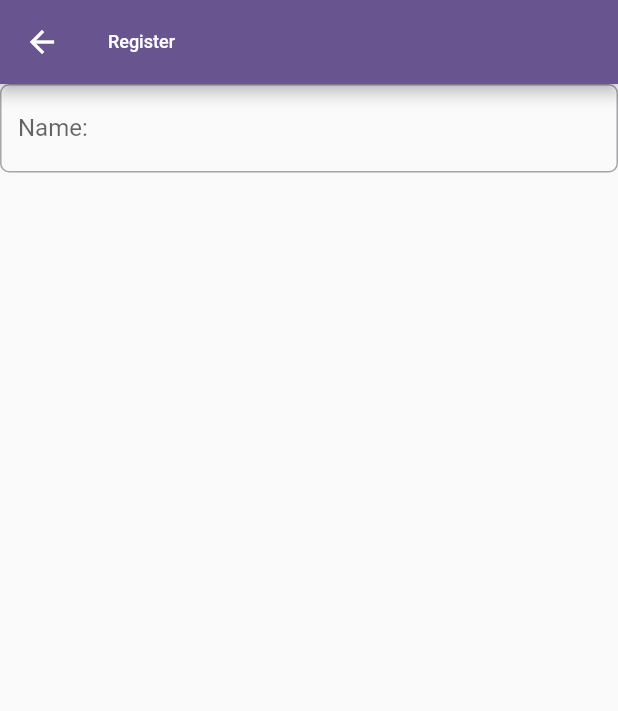
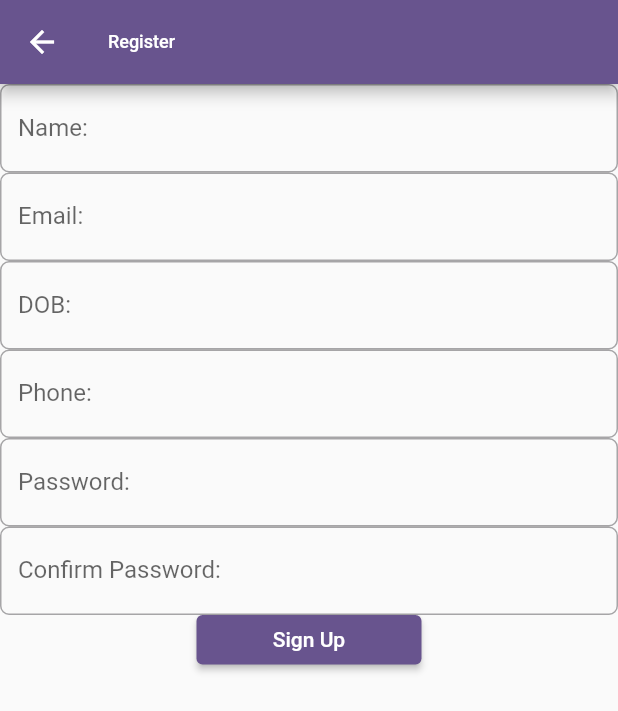
Before and after one commit to noufipalu/flutter_api_example, a Flutter app: the NewSignUpPage screen opened directly, on a phone screen of 412 x 824 dp. Shown: the top 711 px of the screen. Run offline on Flutter 3.47's test engine with Material 2 defaults, Android fonts, the phone set to English and light mode, and no system bars; our stand-ins replace equatable, flutter_bloc, freezed_annotation.

Commit message:
signup form

```diff
--- a/lib/src/core/common_widgets/app_text_form_field.dart
+++ b/lib/src/core/common_widgets/app_text_form_field.dart
@@ -4,13 +4,17 @@ class AppTextFormField extends StatelessWidget {
   final String label;
   final TextEditingController textEditingController;
   final bool isObscure;
-  final String? Function(String?) validator;
+  final String? Function(String?)? validator;
+  final TextInputType? keyboardType;
+  final Function()? onTap;
   const AppTextFormField(
       {super.key,
       required this.label,
       required this.textEditingController,
       this.isObscure = false,
-      required this.validator});
+      this.validator,
+      this.keyboardType,
+      this.onTap});
 
   @override
   Widget build(BuildContext context) {
@@ -18,6 +22,8 @@ class AppTextFormField extends StatelessWidget {
       controller: textEditingController,
       validator: validator,
       obscureText: isObscure,
+      onTap: onTap,
+      keyboardType: keyboardType ?? TextInputType.name,
       decoration: InputDecoration(
           labelText: label,
           border: OutlineInputBorder(borderRadius: BorderRadius.circular(6))),
--- a/lib/src/views/pages/new_signup_page.dart
+++ b/lib/src/views/pages/new_signup_page.dart
@@ -1,3 +1,4 @@
+import 'package:datainflutter/src/core/common_widgets/app_button.dart';
 import 'package:datainflutter/src/core/common_widgets/app_text_form_field.dart';
 import 'package:datainflutter/src/core/constants/strings.dart';
 import 'package:datainflutter/src/core/helpers/validation_helpers.dart';
@@ -18,6 +19,8 @@ class _NewSignUpPageState extends State<NewSignUpPage> {
   final TextEditingController _passwordController = TextEditingController();
   final TextEditingController _dobController = TextEditingController();
   final TextEditingController _phoneController = TextEditingController();
+  TextEditingController _confirmPasswordController = TextEditingController();
+
   @override
   Widget build(BuildContext context) {
     return Scaffold(
@@ -32,7 +35,62 @@ class _NewSignUpPageState extends State<NewSignUpPage> {
                 AppTextFormField(
                     label: Strings.name,
                     textEditingController: _nameController,
-                    validator: ValidationHelpers.validateName)
+                    validator: ValidationHelpers.validateName),
+                AppTextFormField(
+                    label: Strings.email,
+                    keyboardType: TextInputType.emailAddress,
+                    textEditingController: _emailController,
+                    validator: ValidationHelpers.validateEmail),
+                AppTextFormField(
+                  label: Strings.dob,
+                  onTap: () async {
+                    DateTime? selectedDate = await showDatePicker(
+                        context: context,
+                        firstDate: DateTime(1950),
+                        initialDate: DateTime.now()
+                            .subtract(const Duration(days: 365 * 18)),
+                        lastDate: DateTime.now()
+                            .subtract(const Duration(days: 365 * 5)));
+                    if (selectedDate == null) {
+                      selectedDate = DateTime.now()
+                          .subtract(const Duration(days: 365 * 18));
+                    }
+                  },
+                  keyboardType: TextInputType.datetime,
+                  textEditingController: _dobController,
+                ),
+                AppTextFormField(
+                  label: Strings.phone,
+                  keyboardType: TextInputType.phone,
+                  validator: ValidationHelpers.validatePhone,
+                  textEditingController: _phoneController,
+                ),
+                AppTextFormField(
+                  label: Strings.password,
+                  isObscure: true,
+                  validator: ValidationHelpers.validatePassword,
+                  textEditingController: _passwordController,
+                ),
+                AppTextFormField(
+                  label: Strings.confrimPassword,
+                  isObscure: true,
+                  validator: (val) {
+                    return ValidationHelpers.validateConfirmPassword(
+                        _passwordController.text, val);
+                  },
+                  textEditingController: _confirmPasswordController,
+                ),
+                AppButton(
+                    buttonTitle: Strings.signup,
+                    onPressed: () {
+                      if (_formKey.currentState?.validate() ?? false) {
+                        String email = _emailController.text.trim();
+                        String name = _nameController.text.trim();
+                        String password = _passwordController.text;
+                        String phone = _phoneController.text.trim();
+                        String dob = _dobController.text.trim();
+                      }
+                    })
               ],
             )),
       ),
```
